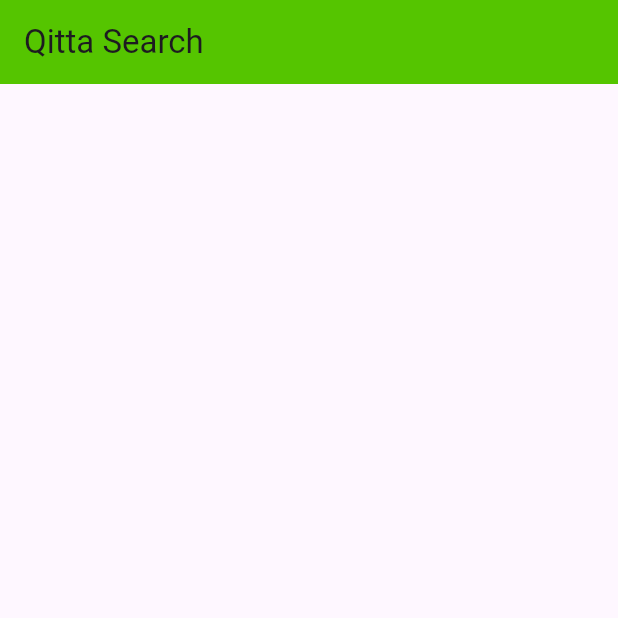
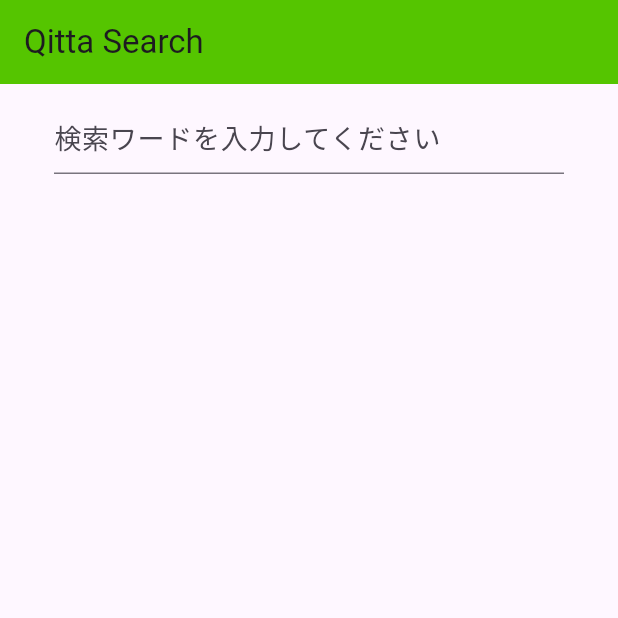
Before and after one commit to mistralll/flutter_playground, a Flutter app: the screen it shows after launch, on a phone screen of 412 x 824 dp, the top half of it. Run offline on Flutter 3.47's test engine with Material 3 defaults, Android fonts, the phone set to English and light mode, and no system bars; our stand-ins replace flutter_dotenv.

Commit message:
feat: search box

```diff
--- a/lib/screens/search_screen.dart
+++ b/lib/screens/search_screen.dart
@@ -13,6 +13,8 @@ class SearchScreen extends StatefulWidget {
 }
 
 class _SearchScreenState extends State<SearchScreen> {
+  List<Article> articles = [];
+
   Future<List<Article>> searchQiita(String keyword) async {
     final uri = Uri.https('qiita.com', '/api/v2/items', {
       'query': 'title:$keyword',
@@ -38,7 +40,29 @@ class _SearchScreenState extends State<SearchScreen> {
       appBar: AppBar(
         title: const Text('Qitta Search'),
       ),
-      body: Container(),
+      body: Column(
+        children: [
+          Padding(
+            padding: const EdgeInsets.symmetric(
+              vertical: 12,
+              horizontal: 36,
+            ),
+            child: TextField(
+              style: TextStyle(
+                fontSize: 18,
+                color: Colors.black,
+              ),
+              decoration: InputDecoration(
+                hintText: '検索ワードを入力してください',
+              ),
+              onSubmitted: (String value) async {
+                final results = await searchQiita(value);
+                setState(()=>articles = results);
+              },
+            ),
+          ),
+        ],
+      ),
     );
   }
 }
```
